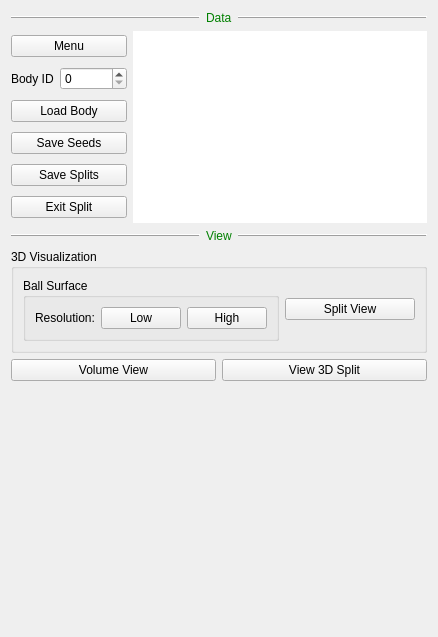
Before: the Qt Designer form neurolabi/gui/flyem/flyemsplitcontrolform.ui in janelia-flyem/NeuTu, drawn with Qt 5.
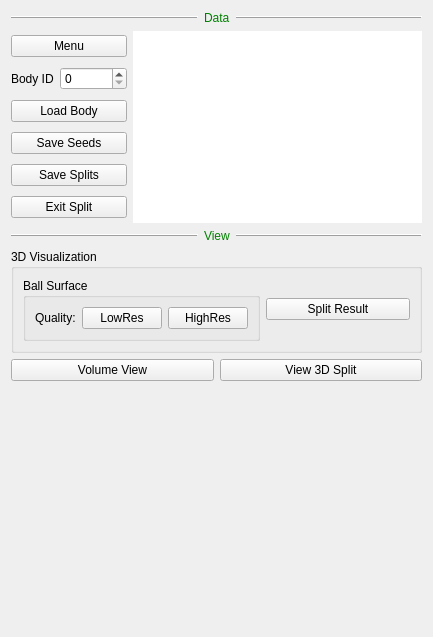
After: the same form once the commit is applied. Icons and pictures are not drawn. Custom widgets are drawn as their Qt base class.

What changed in the file:
```diff
--- a/neurolabi/gui/flyem/flyemsplitcontrolform.ui
+++ b/neurolabi/gui/flyem/flyemsplitcontrolform.ui
@@ -6,7 +6,7 @@
    <rect>
     <x>0</x>
     <y>0</y>
-    <width>438</width>
+    <width>433</width>
     <height>637</height>
    </rect>
   </property>
@@ -253,7 +253,7 @@
          <item>
           <widget class="QLabel" name="label">
            <property name="text">
-            <string>Resolution:</string>
+            <string>Quality:</string>
            </property>
           </widget>
          </item>
@@ -263,7 +263,7 @@
             <string>3D body visualization (low resolution)</string>
            </property>
            <property name="text">
-            <string>Low</string>
+            <string>LowRes</string>
            </property>
           </widget>
          </item>
@@ -273,7 +273,7 @@
             <string>3D body visualization (high resolution)</string>
            </property>
            <property name="text">
-            <string>High</string>
+            <string>HighRes</string>
            </property>
           </widget>
          </item>
@@ -292,7 +292,7 @@
          <string>3D split visualization</string>
         </property>
         <property name="text">
-         <string>Split View</string>
+         <string>Split Result</string>
         </property>
        </widget>
       </item>
```
